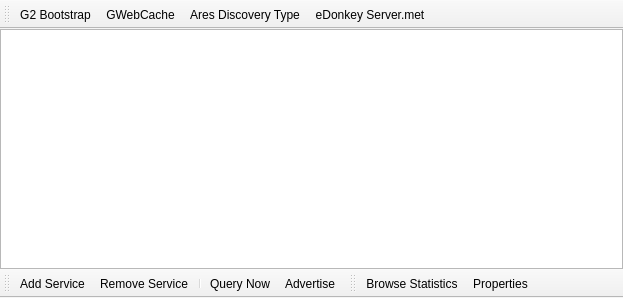
Above: Quazaa/UI/widgetdiscovery.ui from c3c/quazaa before the change. Below: the same form after it.
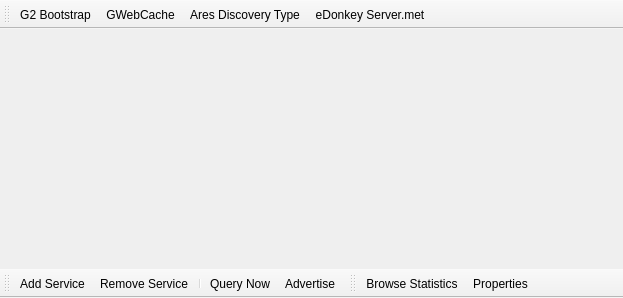
That is the form after the change. Icons and pictures are not drawn.

Commit message: GUI: Some work on improving the CTableView class and using it for the Security and Discovery Widgets.

```diff
--- a/Quazaa/UI/widgetdiscovery.ui
+++ b/Quazaa/UI/widgetdiscovery.ui
@@ -25,9 +25,6 @@
     <property name="margin">
      <number>0</number>
     </property>
-    <item>
-     <widget class="QTreeView" name="treeViewDiscovery"/>
-    </item>
    </layout>
   </widget>
   <widget class="QToolBar" name="toolBarServices">
```
Left out of the diff: 2 changed lines with no effect on the pictures. The commit also changes 6 other files.
